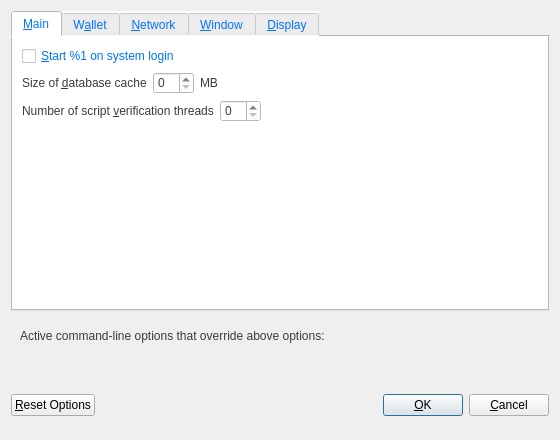
First picture: the form in src/qt/forms/optionsdialog.ui, repository creativechain/creativechain-core, before the edit.
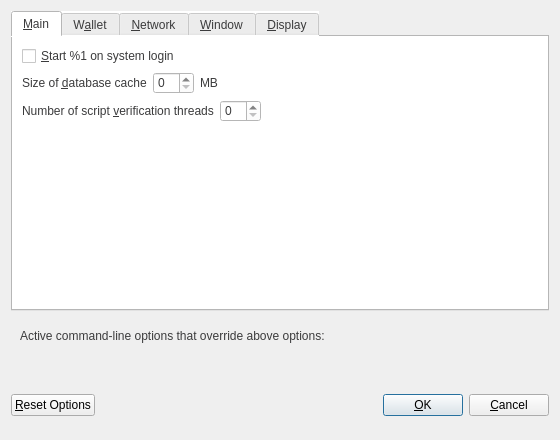
Second picture: the form after the edit. Custom widgets are drawn as their Qt base class.

Diff of the .ui file:
```diff
--- a/src/qt/forms/optionsdialog.ui
+++ b/src/qt/forms/optionsdialog.ui
@@ -21,7 +21,7 @@
     <widget class="QTabWidget" name="tabWidget">
      <property name="styleSheet">
       <string notr="true">background-color: rgb(255, 255, 255);
-color: rgb(0, 115, 255);</string>
+color: rgb(59, 59, 60);</string>
      </property>
      <property name="currentIndex">
       <number>0</number>
@@ -37,7 +37,7 @@
           <string>Automatically start %1 after logging in to the system.</string>
          </property>
          <property name="styleSheet">
-          <string notr="true">color: rgb(0, 115, 255);</string>
+          <string notr="true">color: rgb(59, 59, 60);</string>
          </property>
          <property name="text">
           <string>&amp;Start %1 on system login</string>
```
